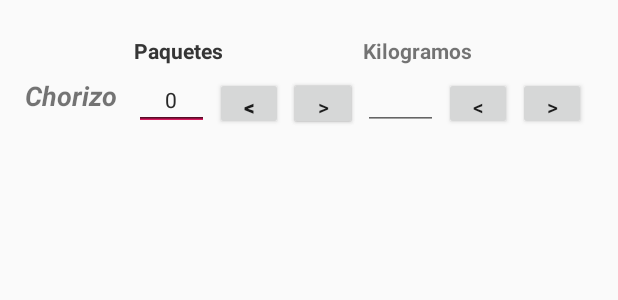
After one commit to TheMasterNico/Inventario, an Android app: the layout base_inventariar.xml on its own in the app's theme, with its tools: preview values and no code run, on a phone screen of 412 x 824 dp. The commit adds this screen. Shown: the top 300 px of the screen. Run offline under Robolectric (Android 15) with nearby library versions, the phone set to English and light mode, and no system bars.

Commit message:
base inventariando
Se agrega la base de inventario

```diff
--- a/app/src/main/AndroidManifest.xml
+++ b/app/src/main/AndroidManifest.xml
@@ -9,7 +9,8 @@
         android:roundIcon="@mipmap/ic_launcher_round"
         android:supportsRtl="true"
         android:theme="@style/AppTheme">
-        <activity android:name=".ListObject"></activity>
+        <activity android:name=".Inventariando"></activity>
+        <activity android:name=".ListObject" />
         <activity android:name=".ObjectItems.AddItem" />
         <activity android:name=".SelectOptionActivity" />
         <activity android:name=".MainActivity">
--- /dev/null
+++ b/app/src/main/res/layout/base_inventariar.xml
@@ -0,0 +1,148 @@
+<?xml version="1.0" encoding="utf-8"?>
+<android.support.constraint.ConstraintLayout
+    xmlns:android="http://schemas.android.com/apk/res/android"
+    xmlns:app="http://schemas.android.com/apk/res-auto"
+    xmlns:tools="http://schemas.android.com/tools"
+    android:layout_width="match_parent"
+    android:layout_height="match_parent">
+
+    <EditText
+        android:id="@+id/editText2"
+        android:layout_width="50dp"
+        android:layout_height="35dp"
+        android:layout_marginStart="4dp"
+        android:layout_marginTop="8dp"
+        android:ems="10"
+        android:hint="0"
+        android:inputType="numberSigned"
+        android:textAlignment="center"
+        android:textSize="14sp"
+        app:layout_constraintStart_toEndOf="@+id/invName"
+        app:layout_constraintTop_toBottomOf="@+id/invundp" />
+
+    <TextView
+        android:id="@+id/invundp2"
+        android:layout_width="wrap_content"
+        android:layout_height="wrap_content"
+        android:layout_marginStart="4dp"
+        android:text="Paquetes"
+        android:textAlignment="center"
+        android:textStyle="bold"
+        app:layout_constraintStart_toEndOf="@+id/invName"
+        app:layout_constraintTop_toTopOf="@+id/invundp" />
+
+    <Button
+        android:id="@+id/invUP2"
+        android:layout_width="45dp"
+        android:layout_height="35dp"
+        android:layout_marginStart="4dp"
+        android:layout_marginTop="8dp"
+        android:text=">"
+        app:layout_constraintStart_toEndOf="@+id/invDown"
+        app:layout_constraintTop_toBottomOf="@+id/invundp" />
+
+    <TextView
+        android:id="@+id/invName"
+        android:layout_width="77dp"
+        android:layout_height="35dp"
+        android:layout_marginStart="8dp"
+        android:layout_marginTop="8dp"
+        android:text="Chorizo"
+        android:textAlignment="center"
+        android:textSize="18sp"
+        android:textStyle="bold|italic"
+        app:layout_constraintStart_toStartOf="parent"
+        app:layout_constraintTop_toBottomOf="@+id/invundp" />
+
+    <EditText
+        android:id="@+id/cantP"
+        android:layout_width="50dp"
+        android:layout_height="35dp"
+        android:layout_marginStart="4dp"
+        android:layout_marginTop="8dp"
+        android:ems="10"
+        android:hint="0"
+        android:inputType="numberSigned"
+        android:textAlignment="center"
+        android:textSize="14sp"
+        app:layout_constraintStart_toEndOf="@+id/invName"
+        app:layout_constraintTop_toBottomOf="@+id/invundp" />
+
+    <Button
+        android:id="@+id/invDown"
+        android:layout_width="45dp"
+        android:layout_height="35dp"
+        android:layout_marginStart="4dp"
+        android:layout_marginTop="8dp"
+        android:text="@string/baja"
+        android:textAlignment="center"
+        android:textStyle="bold"
+        app:layout_constraintStart_toEndOf="@+id/cantP"
+        app:layout_constraintTop_toBottomOf="@+id/invundp" />
+
+    <Button
+        android:id="@+id/invUP"
+        android:layout_width="45dp"
+        android:layout_height="35dp"
+        android:layout_marginStart="4dp"
+        android:layout_marginTop="8dp"
+        android:text="@string/subir"
+        app:layout_constraintStart_toEndOf="@+id/invDown"
+        app:layout_constraintTop_toBottomOf="@+id/invundp" />
+
+    <TextView
+        android:id="@+id/invundp"
+        android:layout_width="wrap_content"
+        android:layout_height="wrap_content"
+        android:layout_marginStart="4dp"
+        android:layout_marginTop="24dp"
+        android:text="Paquetes"
+        android:textAlignment="center"
+        android:textStyle="bold"
+        app:layout_constraintStart_toEndOf="@+id/invName"
+        app:layout_constraintTop_toTopOf="parent" />
+
+    <TextView
+        android:id="@+id/invunds"
+        android:layout_width="wrap_content"
+        android:layout_height="wrap_content"
+        android:layout_marginStart="4dp"
+        android:layout_marginTop="24dp"
+        android:text="Kilogramos"
+        android:textAlignment="center"
+        android:textStyle="bold"
+        app:layout_constraintStart_toEndOf="@+id/invUP"
+        app:layout_constraintTop_toTopOf="parent" />
+
+    <EditText
+        android:id="@+id/canP"
+        android:layout_width="50dp"
+        android:layout_height="35dp"
+        android:layout_marginStart="4dp"
+        android:layout_marginTop="8dp"
+        android:ems="10"
+        android:inputType="numberSigned"
+        app:layout_constraintStart_toEndOf="@+id/invUP"
+        app:layout_constraintTop_toBottomOf="@+id/invunds" />
+
+    <Button
+        android:id="@+id/invDNSec"
+        android:layout_width="45dp"
+        android:layout_height="35dp"
+        android:layout_marginStart="4dp"
+        android:layout_marginTop="8dp"
+        android:text="@string/baja"
+        app:layout_constraintStart_toEndOf="@+id/canP"
+        app:layout_constraintTop_toBottomOf="@+id/invunds" />
+
+    <Button
+        android:id="@+id/invUPSec"
+        android:layout_width="45dp"
+        android:layout_height="35dp"
+        android:layout_marginStart="4dp"
+        android:layout_marginTop="8dp"
+        android:text="@string/subir"
+        app:layout_constraintStart_toEndOf="@+id/invDNSec"
+        app:layout_constraintTop_toBottomOf="@+id/invunds" />
+
+</android.support.constraint.ConstraintLayout>
--- a/app/src/main/res/values/strings.xml
+++ b/app/src/main/res/values/strings.xml
@@ -16,4 +16,6 @@
     <string name="cada">Cada </string>
     <string name="contiene"> contiene </string>
     <string name="AyudaHint">La unidad principal contiene una cantidad fija de objetos relacionado a la unidad secundaria. Por ejemplo: Cada [Paquete] contiene 0,5 [Kilogramos]</string>
+    <string name="baja"><![CDATA[<]]></string>
+    <string name="subir"><![CDATA[>]]></string>
 </resources>
```
Also changed, not shown: app/src/main/java/com/unal/inventario/Inventariando.java (added, +59 -0 lines), app/src/main/res/layout/activity_inventariando.xml (added, +9 -0 lines), app/src/main/res/layout/activity_list_object.xml (+8 -4 lines), app/src/main/res/layout/select_option.xml (+12 -0 lines).
